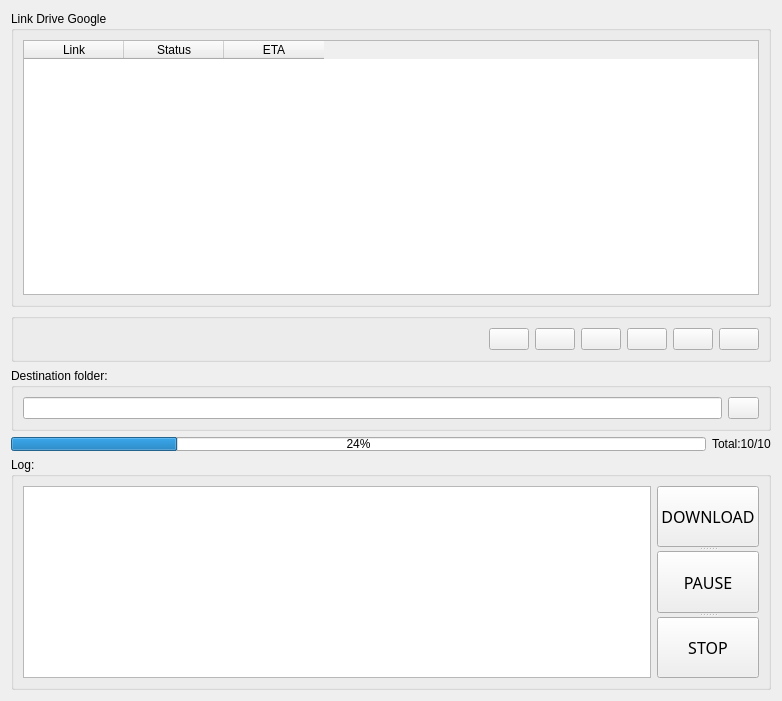
Old version of the form DriveGoogleMultilinkDownloader.ui in the repository hishirooo/HishiroDownload.
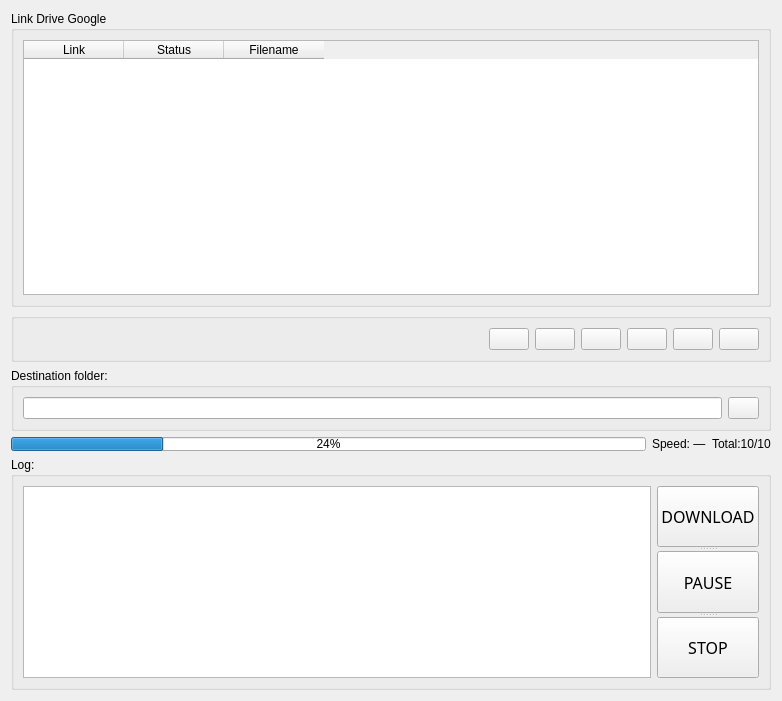
New version of the form. Icons and pictures are not drawn.

Commit message: Bổ sung label speed.  Thêm code hiển thị speed

The edit to the form file:
```diff
--- a/DriveGoogleMultilinkDownloader.ui
+++ b/DriveGoogleMultilinkDownloader.ui
@@ -46,7 +46,7 @@
           </column>
           <column>
            <property name="text">
-            <string>ETA</string>
+            <string>Filename</string>
            </property>
           </column>
          </widget>
@@ -252,6 +252,13 @@
          </property>
         </widget>
        </item>
+       <item>
+        <widget class="QLabel" name="label_Speed">
+         <property name="text">
+          <string>Speed: —</string>
+         </property>
+        </widget>
+       </item>
        <item>
         <widget class="QLabel" name="label_Total">
          <property name="text">
```
The commit also changes 2 other files.
